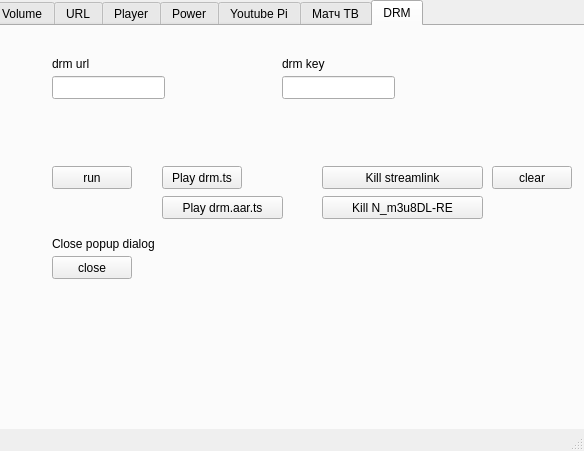
definitly486/KodiGui, file kodigui.ui: the form before one commit.
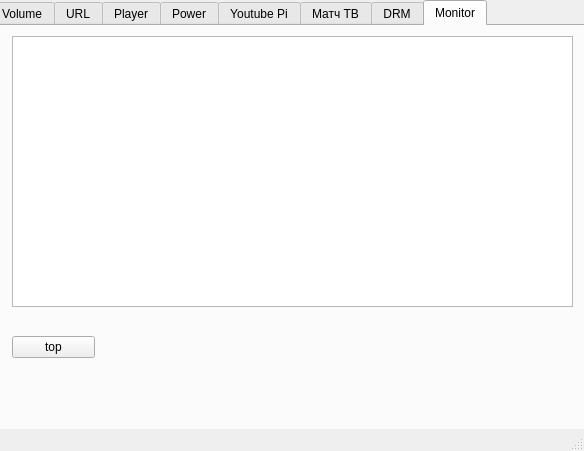
The form after the commit. Icons and pictures are not drawn.

Commit message: добавлена вкладка монитор для команды top 	изменено:      kodigui.pro.user 	изменено:      kodigui.ui 	изменено:      mainwindow.cpp 	изменено:      mainwindow.h

Patch:
```diff
--- a/kodigui.ui
+++ b/kodigui.ui
@@ -29,7 +29,7 @@
      </rect>
     </property>
     <property name="currentIndex">
-     <number>6</number>
+     <number>7</number>
     </property>
     <widget class="QWidget" name="volume">
      <attribute name="title">
@@ -633,6 +633,34 @@
       </property>
      </widget>
     </widget>
+    <widget class="QWidget" name="tab_2">
+     <attribute name="title">
+      <string>Monitor</string>
+     </attribute>
+     <widget class="QTextEdit" name="textEdit">
+      <property name="geometry">
+       <rect>
+        <x>20</x>
+        <y>10</y>
+        <width>561</width>
+        <height>271</height>
+       </rect>
+      </property>
+     </widget>
+     <widget class="QPushButton" name="pushButton_18">
+      <property name="geometry">
+       <rect>
+        <x>20</x>
+        <y>310</y>
+        <width>83</width>
+        <height>22</height>
+       </rect>
+      </property>
+      <property name="text">
+       <string>top</string>
+      </property>
+     </widget>
+    </widget>
    </widget>
   </widget>
   <widget class="QMenuBar" name="menubar">
```
The commit also changes 3 other files.
